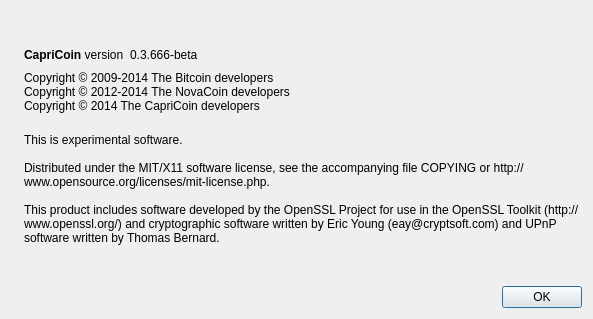
Qt form src/qt/forms/aboutdialog.ui (Capricoinofficial/Capricoin) before a commit.
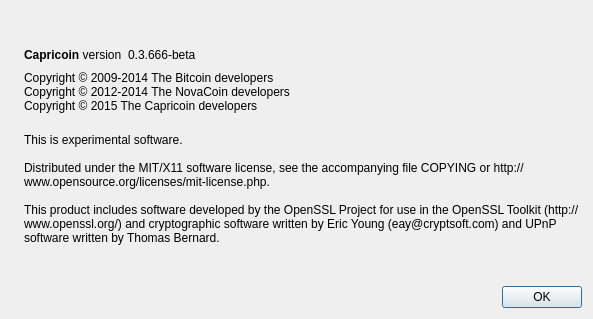
The same form after that commit. Icons and pictures are not drawn.

Diff of the .ui file:
```diff
--- a/src/qt/forms/aboutdialog.ui
+++ b/src/qt/forms/aboutdialog.ui
@@ -50,7 +50,7 @@
           <cursorShape>IBeamCursor</cursorShape>
          </property>
          <property name="text">
-          <string>&lt;b&gt;CapriCoin&lt;/b&gt; version</string>
+          <string>&lt;b&gt;Capricoin&lt;/b&gt; version</string>
          </property>
          <property name="textInteractionFlags">
           <set>Qt::LinksAccessibleByMouse|Qt::TextSelectableByKeyboard|Qt::TextSelectableByMouse</set>
@@ -93,7 +93,7 @@
        <property name="text">
         <string>Copyright © 2009-2014 The Bitcoin developers
 Copyright © 2012-2014 The NovaCoin developers
-Copyright © 2014 The CapriCoin developers</string>
+Copyright © 2015 The Capricoin developers</string>
        </property>
        <property name="textInteractionFlags">
         <set>Qt::LinksAccessibleByMouse|Qt::TextSelectableByKeyboard|Qt::TextSelectableByMouse</set>
```
Left out of the diff: 2 changed lines with no effect on the pictures.
